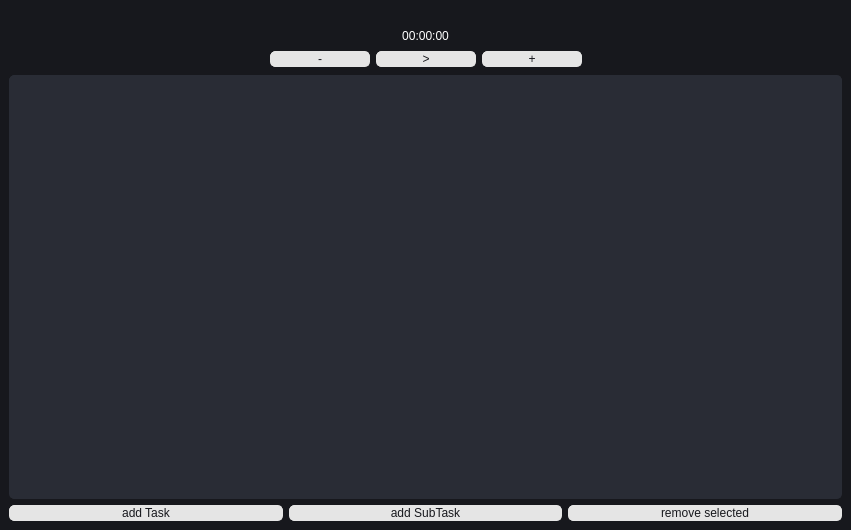
The window that load.ui (MarwanMagdy0/Task-Time-Tracker) describes before a commit, drawn with Qt 5.
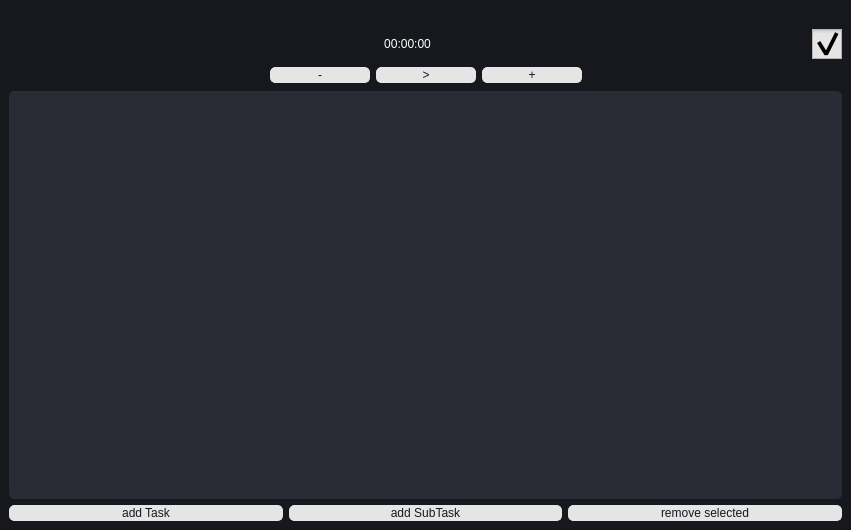
The same window after the commit.

Commit message: adding a check box so that you can control if the dragable window should be showed or not

Patch:
```diff
--- a/load.ui
+++ b/load.ui
@@ -89,7 +89,15 @@
        </widget>
       </item>
       <item>
+       <layout class="QHBoxLayout" name="horizontalLayout_4">
+        <item>
        <widget class="QLabel" name="time_label">
+          <property name="sizePolicy">
+           <sizepolicy hsizetype="Preferred" vsizetype="Preferred">
+            <horstretch>0</horstretch>
+            <verstretch>0</verstretch>
+           </sizepolicy>
+          </property>
         <property name="text">
          <string>00:00:00</string>
         </property>
@@ -97,6 +105,42 @@
          <set>Qt::AlignCenter</set>
         </property>
        </widget>
+        </item>
+        <item>
+         <widget class="QCheckBox" name="show_dragable">
+          <property name="sizePolicy">
+           <sizepolicy hsizetype="Fixed" vsizetype="Fixed">
+            <horstretch>0</horstretch>
+            <verstretch>0</verstretch>
+           </sizepolicy>
+          </property>
+          <property name="minimumSize">
+           <size>
+            <width>10</width>
+            <height>10</height>
+           </size>
+          </property>
+          <property name="styleSheet">
+           <string notr="true">QCheckBox {
+        background-color: #e5e5e5;
+        color: rgb(0, 0, 0);
+padding: 0px;
+spacing: 0px;
+    }
+    QCheckBox::indicator {
+        width: 30px;  /* Adjust width and height as needed */
+        height: 30px;
+    }</string>
+          </property>
+          <property name="text">
+           <string/>
+          </property>
+          <property name="checked">
+           <bool>true</bool>
+          </property>
+         </widget>
+        </item>
+       </layout>
       </item>
       <item>
        <layout class="QHBoxLayout" name="horizontalLayout">
```
Lines whose indentation alone changed are shown as unchanged. The commit also changes 1 other file.
